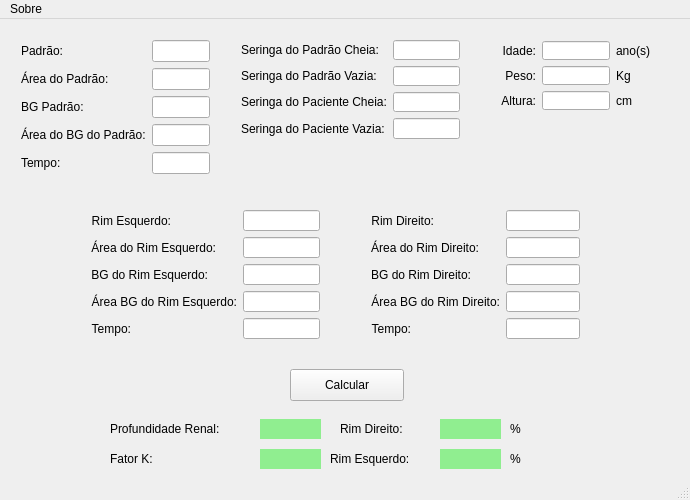
Qt form sandro/mainwindow.ui (sandrorb/dmsa) before a commit.
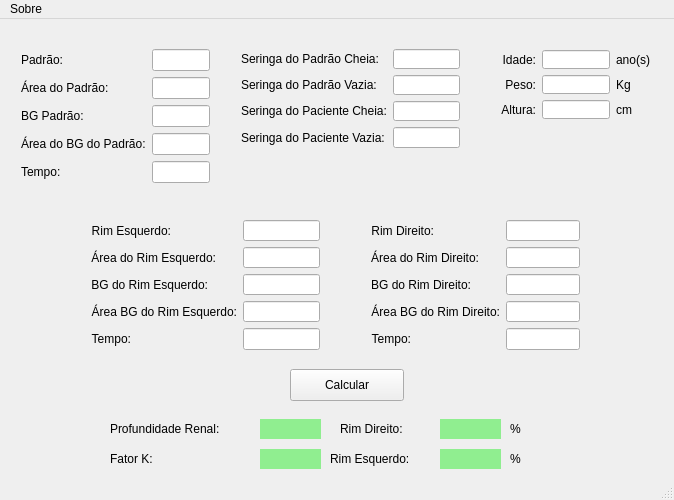
The same form after that commit.

Patch:
```diff
--- a/sandro/mainwindow.ui
+++ b/sandro/mainwindow.ui
@@ -6,7 +6,7 @@
    <rect>
     <x>0</x>
     <y>0</y>
-    <width>690</width>
+    <width>674</width>
     <height>500</height>
    </rect>
   </property>
@@ -311,13 +311,13 @@
      <bool>false</bool>
     </property>
    </widget>
-   <widget class="QWidget" name="">
+   <widget class="QWidget" name="layoutWidget">
     <property name="geometry">
      <rect>
       <x>80</x>
-      <y>180</y>
+      <y>190</y>
       <width>251</width>
-      <height>151</height>
+      <height>152</height>
      </rect>
     </property>
     <layout class="QFormLayout" name="formLayout_3">
@@ -388,13 +388,13 @@
      </item>
     </layout>
    </widget>
-   <widget class="QWidget" name="">
+   <widget class="QWidget" name="layoutWidget">
     <property name="geometry">
      <rect>
       <x>360</x>
-      <y>180</y>
+      <y>190</y>
       <width>231</width>
-      <height>151</height>
+      <height>152</height>
      </rect>
     </property>
     <layout class="QFormLayout" name="formLayout_4">
@@ -468,11 +468,11 @@
      </item>
     </layout>
    </widget>
-   <widget class="QWidget" name="">
+   <widget class="QWidget" name="layoutWidget">
     <property name="geometry">
      <rect>
       <x>490</x>
-      <y>11</y>
+      <y>20</y>
       <width>171</width>
       <height>91</height>
      </rect>
@@ -540,11 +540,11 @@
      </item>
     </layout>
    </widget>
-   <widget class="QWidget" name="">
+   <widget class="QWidget" name="layoutWidget">
     <property name="geometry">
      <rect>
       <x>10</x>
-      <y>10</y>
+      <y>19</y>
       <width>211</width>
       <height>161</height>
      </rect>
@@ -616,11 +616,11 @@
      </item>
     </layout>
    </widget>
-   <widget class="QWidget" name="">
+   <widget class="QWidget" name="layoutWidget">
     <property name="geometry">
      <rect>
       <x>230</x>
-      <y>10</y>
+      <y>19</y>
       <width>241</width>
       <height>121</height>
      </rect>
@@ -675,7 +675,7 @@
     <rect>
      <x>0</x>
      <y>0</y>
-     <width>690</width>
+     <width>674</width>
      <height>22</height>
     </rect>
    </property>
```
Left out of the diff: 1 changed line with no effect on the pictures.
